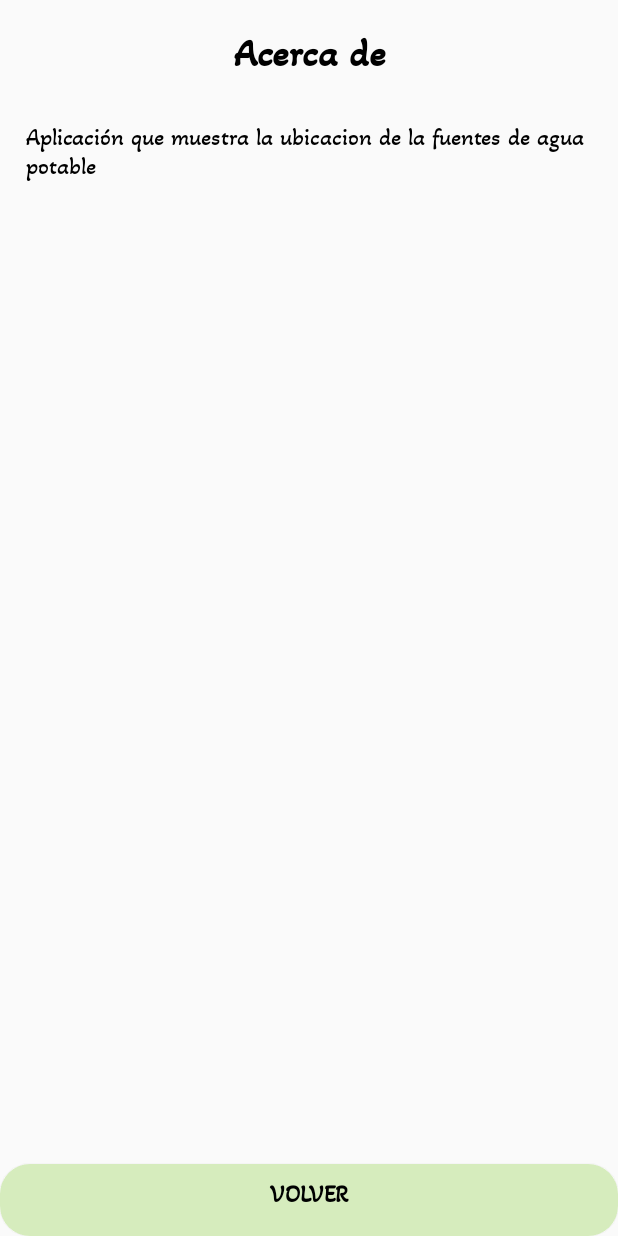
After one commit to erredoble/ProyectoOasis, an Android app: the AcercaActivity screen opened directly, with no data from a screen before it, on a phone screen of 412 x 824 dp. The commit adds this screen. Run offline under Robolectric (Android 15) with nearby library versions, the phone set to English and light mode, and no system bars.

Commit message:
añadida AcercaActivity y botón salir.

```diff
--- a/app/src/main/AndroidManifest.xml
+++ b/app/src/main/AndroidManifest.xml
@@ -3,7 +3,6 @@
     package="com.erredoble.oasis">
 
     <uses-permission android:name="android.permission.WAKE_LOCK" />
-
 
     <application
         android:allowBackup="true"
@@ -12,16 +11,16 @@
         android:roundIcon="@mipmap/ic_launcher_round"
         android:supportsRtl="true"
         android:theme="@style/AppTheme">
-        <activity android:name=".controlador.InfoFuenteActivity"></activity>
+        <activity android:name=".controlador.AcercaActivity"></activity>
+        <activity android:name=".controlador.InfoFuenteActivity" />
         <activity android:name=".controlador.ListadoFuentesActivity" />
-        <activity android:name=".controlador.BusquedaAreaActivity" >
+        <activity android:name=".controlador.BusquedaAreaActivity">
             <intent-filter>
                 <action android:name="android.intent.action.MAIN" />
 
                 <category android:name="android.intent.category.LAUNCHER" />
             </intent-filter>
         </activity>
-
         <activity android:name=".controlador.MainActivity">
             <intent-filter>
                 <action android:name="android.intent.action.MAIN" />
--- /dev/null
+++ b/app/src/main/java/com/erredoble/oasis/controlador/AcercaActivity.kt
@@ -0,0 +1,23 @@
+package com.erredoble.oasis.controlador
+
+import androidx.appcompat.app.AppCompatActivity
+import android.os.Bundle
+import com.erredoble.oasis.R
+import kotlinx.android.synthetic.main.activity_busqueda_area.*
+
+
+/**
+ * Actividad que muestra la informacion sobre la APP y sus desarrollador..
+ */
+class AcercaActivity : AppCompatActivity() {
+    override fun onCreate(savedInstanceState: Bundle?) {
+        super.onCreate(savedInstanceState)
+        setContentView(R.layout.activity_acerca)
+
+        // Quitar barra superior que sale por defecto con el nombre de la APP.
+        supportActionBar?.hide()
+
+        // Evento del boton volver.
+        btn_volver.setOnClickListener { finish() }
+    }
+}
--- a/app/src/main/java/com/erredoble/oasis/controlador/InfoFuenteActivity.kt
+++ b/app/src/main/java/com/erredoble/oasis/controlador/InfoFuenteActivity.kt
@@ -30,10 +30,10 @@ class InfoFuenteActivity : AppCompatActivity() {
         // Obtener el controlador de la base de datos.
         BD = BDFuentes.getInstancia(this)
 
-        // Obtener los id de Area y Arbol de la actividad anterior.
+        // Obtener los id de Area y Fuente de la actividad anterior.
         getIdFuenteAreaActividadAnterior()
 
-        // Cargar el arbol seleccionado.
+        // Cargar la fuente seleccionada.
         cargarFuente()
 
         //Evento de boton volver
--- a/app/src/main/java/com/erredoble/oasis/controlador/MainActivity.kt
+++ b/app/src/main/java/com/erredoble/oasis/controlador/MainActivity.kt
@@ -35,7 +35,8 @@ class MainActivity : AppCompatActivity() {
     /** Controla lo que sucedera al pulsar un boton de esta actividad. */
     private fun eventosBoton() {
         btn_busqueda.setOnClickListener { cargarActividad(BusquedaAreaActivity::class.java) }
-
+        btn_acerca.setOnClickListener { cargarActividad(AcercaActivity::class.java) }
+        btn_salir.setOnClickListener { finish() }
     }
 
     // ########################### METODOS AUXILIARES ###########################
--- /dev/null
+++ b/app/src/main/res/layout/activity_acerca.xml
@@ -0,0 +1,40 @@
+<?xml version="1.0" encoding="utf-8"?>
+<RelativeLayout xmlns:android="http://schemas.android.com/apk/res/android"
+    xmlns:tools="http://schemas.android.com/tools"
+    android:layout_width="match_parent"
+    android:layout_height="match_parent"
+    tools:context=".controlador.AcercaActivity">
+
+    <ScrollView
+        android:layout_width="match_parent"
+        android:layout_height="wrap_content">
+
+        <LinearLayout
+            android:layout_width="match_parent"
+            android:layout_height="wrap_content"
+            android:orientation="vertical"
+            android:padding="10dp">
+
+            <TextView
+                style="@style/TextoTitulo"
+                android:layout_width="match_parent"
+                android:layout_height="wrap_content"
+                android:text="Acerca de" />
+
+            <TextView
+                style="@style/TextoLectura"
+                android:layout_width="match_parent"
+                android:layout_height="wrap_content"
+                android:text="Aplicación que muestra la ubicacion de la fuentes de agua
+potable" />
+
+        </LinearLayout>
+    </ScrollView>
+
+    <Button
+        android:id="@+id/btn_volver"
+        style="@style/EstiloBoton"
+        android:layout_alignParentBottom="true"
+        android:text="VOLVER" />
+
+</RelativeLayout>
--- a/app/src/main/res/layout/activity_main.xml
+++ b/app/src/main/res/layout/activity_main.xml
@@ -23,7 +23,13 @@
             android:id="@+id/btn_busqueda"
             style="@style/EstiloBoton"
             android:text="ELEGIR ÁREA" />
-
-
+        <Button
+            android:id="@+id/btn_acerca"
+            style="@style/EstiloBoton"
+            android:text="ACERCA DE" />
+        <Button
+            android:id="@+id/btn_salir"
+            style="@style/EstiloBoton"
+            android:text="SALIR" />
     </LinearLayout>
 </ScrollView>
```
